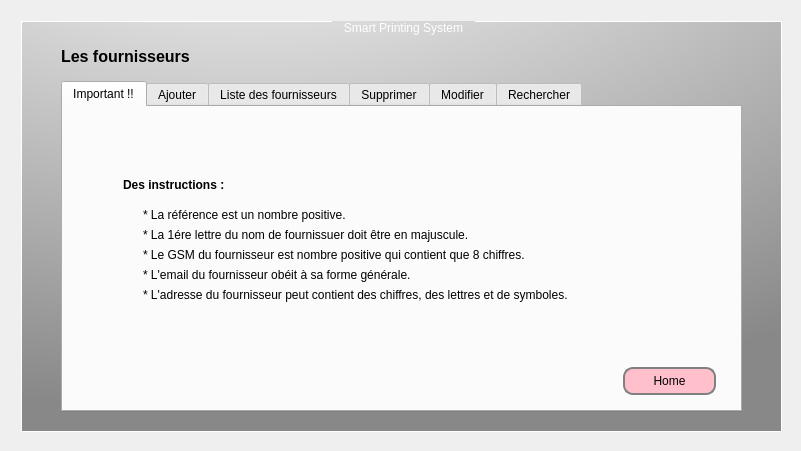
This is Fournisseurs/chef.ui in yassinmezni/smart-printing-office as Qt 5 draws it before an edit. The edited form follows.
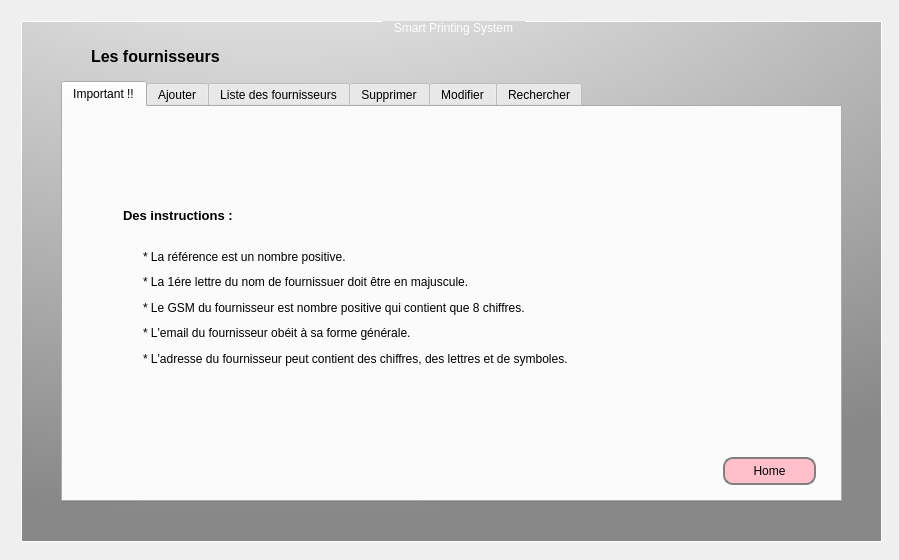
This is the edited form. The open tabs and pages were chosen to show the change. Icons and pictures are not drawn.

Patch:
```diff
--- a/Fournisseurs/chef.ui
+++ b/Fournisseurs/chef.ui
@@ -6,8 +6,8 @@
    <rect>
     <x>0</x>
     <y>0</y>
-    <width>801</width>
-    <height>451</height>
+    <width>899</width>
+    <height>560</height>
    </rect>
   </property>
   <property name="windowTitle">
@@ -496,8 +496,8 @@
         <rect>
          <x>10</x>
          <y>10</y>
-         <width>761</width>
-         <height>411</height>
+         <width>861</width>
+         <height>521</height>
         </rect>
        </property>
        <property name="title">
@@ -506,7 +506,7 @@
        <widget class="QLabel" name="Lesfournisseurs">
         <property name="geometry">
          <rect>
-          <x>40</x>
+          <x>70</x>
           <y>20</y>
           <width>171</width>
           <height>31</height>
@@ -529,8 +529,8 @@
          <rect>
           <x>40</x>
           <y>60</y>
-          <width>681</width>
-          <height>331</height>
+          <width>781</width>
+          <height>421</height>
          </rect>
         </property>
         <property name="currentIndex">
@@ -552,83 +552,18 @@
          <attribute name="title">
           <string>Important !!</string>
          </attribute>
-         <widget class="QLabel" name="label_2">
-          <property name="geometry">
-           <rect>
-            <x>80</x>
-            <y>120</y>
-            <width>411</width>
-            <height>16</height>
-           </rect>
-          </property>
-          <property name="text">
-           <string>* La 1ére lettre du nom de fournissuer doit être en majuscule.</string>
-          </property>
-         </widget>
-         <widget class="QLabel" name="label_15">
-          <property name="geometry">
-           <rect>
-            <x>80</x>
-            <y>160</y>
-            <width>311</width>
-            <height>16</height>
-           </rect>
-          </property>
-          <property name="text">
-           <string>* L'email du fournisseur obéit à sa forme générale.</string>
-          </property>
-         </widget>
-         <widget class="QLabel" name="label_13">
-          <property name="geometry">
-           <rect>
-            <x>80</x>
-            <y>100</y>
-            <width>261</width>
-            <height>16</height>
-           </rect>
-          </property>
-          <property name="text">
-           <string>* La référence est un nombre positive.</string>
-          </property>
-         </widget>
-         <widget class="QLabel" name="label_14">
-          <property name="geometry">
-           <rect>
-            <x>80</x>
-            <y>140</y>
-            <width>421</width>
-            <height>16</height>
-           </rect>
-          </property>
-          <property name="text">
-           <string>* Le GSM du fournisseur est nombre positive qui contient que 8 chiffres.</string>
-          </property>
-         </widget>
-         <widget class="QLabel" name="label_16">
-          <property name="geometry">
-           <rect>
-            <x>80</x>
-            <y>180</y>
-            <width>471</width>
-            <height>16</height>
-           </rect>
-          </property>
-          <property name="text">
-           <string>* L'adresse du fournisseur peut contient des chiffres, des lettres et de symboles.</string>
-          </property>
-         </widget>
          <widget class="QLabel" name="Instructions">
           <property name="geometry">
            <rect>
             <x>60</x>
-            <y>70</y>
-            <width>151</width>
+            <y>100</y>
+            <width>181</width>
             <height>16</height>
            </rect>
           </property>
           <property name="font">
            <font>
-            <pointsize>9</pointsize>
+            <pointsize>10</pointsize>
             <weight>75</weight>
             <bold>true</bold>
            </font>
@@ -640,8 +575,8 @@
          <widget class="QPushButton" name="homeButton_instruction">
           <property name="geometry">
            <rect>
-            <x>560</x>
-            <y>260</y>
+            <x>660</x>
+            <y>350</y>
             <width>93</width>
             <height>28</height>
            </rect>
@@ -650,6 +585,78 @@
            <string>Home</string>
           </property>
          </widget>
+         <widget class="QWidget" name="layoutWidget">
+          <property name="geometry">
+           <rect>
+            <x>80</x>
+            <y>140</y>
+            <width>571</width>
+            <height>121</height>
+           </rect>
+          </property>
+          <layout class="QVBoxLayout" name="verticalLayout_7">
+           <item>
+            <widget class="QLabel" name="label_13">
+             <property name="font">
+              <font>
+               <pointsize>9</pointsize>
+              </font>
+             </property>
+             <property name="text">
+              <string>* La référence est un nombre positive.</string>
+             </property>
+            </widget>
+           </item>
+           <item>
+            <widget class="QLabel" name="label_2">
+             <property name="font">
+              <font>
+               <pointsize>9</pointsize>
+              </font>
+             </property>
+             <property name="text">
+              <string>* La 1ére lettre du nom de fournissuer doit être en majuscule.</string>
+             </property>
+            </widget>
+           </item>
+           <item>
+            <widget class="QLabel" name="label_14">
+             <property name="font">
+              <font>
+               <pointsize>9</pointsize>
+              </font>
+             </property>
+             <property name="text">
+              <string>* Le GSM du fournisseur est nombre positive qui contient que 8 chiffres.</string>
+             </property>
+            </widget>
+           </item>
+           <item>
+            <widget class="QLabel" name="label_15">
+             <property name="font">
+              <font>
+               <pointsize>9</pointsize>
+              </font>
+             </property>
+             <property name="text">
+              <string>* L'email du fournisseur obéit à sa forme générale.</string>
+             </property>
+            </widget>
+           </item>
+           <item>
+            <widget class="QLabel" name="label_16">
+             <property name="font">
+              <font>
+               <pointsize>9</pointsize>
+              </font>
+             </property>
+             <property name="text">
+              <string>* L'adresse du fournisseur peut contient des chiffres, des lettres et de symboles.</string>
+             </property>
+            </widget>
+           </item>
+          </layout>
+         </widget>
         </widget>
         <widget class="QWidget" name="Ajouter">
          <attribute name="title">
@@ -658,10 +665,10 @@
          <widget class="QWidget" name="layoutWidget">
           <property name="geometry">
            <rect>
-            <x>70</x>
-            <y>50</y>
-            <width>461</width>
-            <height>181</height>
+            <x>110</x>
+            <y>80</y>
+            <width>561</width>
+            <height>221</height>
            </rect>
           </property>
           <layout class="QHBoxLayout" name="saisie">
```
Left out of the diff: 188 changed lines with no effect on the pictures.
